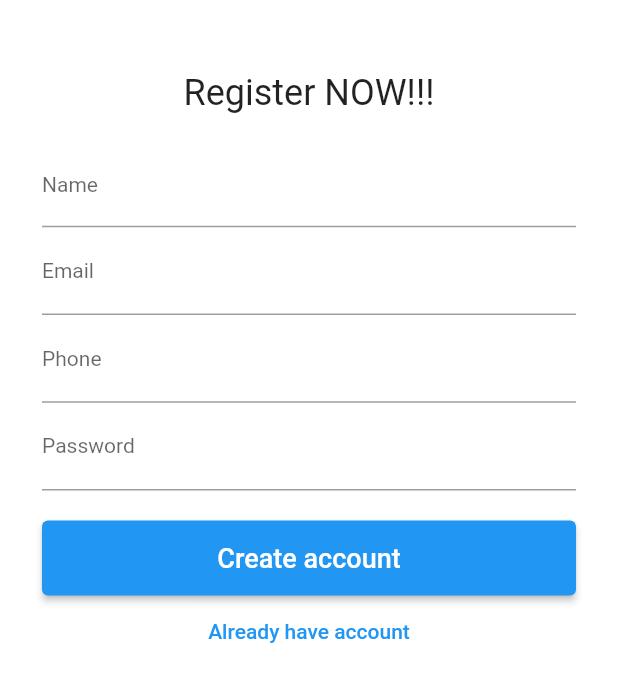
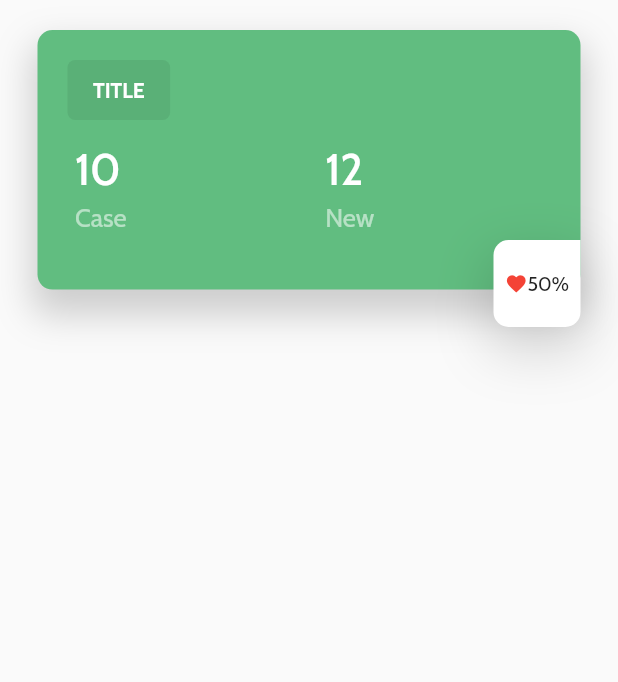
Before and after one commit to dinhkhanh412/minathon, a Flutter app: the screen it shows after launch, on a phone screen of 412 x 824 dp. Shown: the top 682 px of the screen. Run offline on Flutter 3.47's test engine with Material 2 defaults, Android fonts, the phone set to English and light mode, and no system bars; our stand-ins replace firebase_auth, firebase_core, firebase_database, flutter_bloc, fluttertoast, google_fonts; missing offline and left inert: responsive_screen; accounts and stored records are empty; Roboto replaces fonts that are missing (Brand Bold).

Commit message:
Add info card

```diff
--- a/lib/main.dart
+++ b/lib/main.dart
@@ -1,7 +1,7 @@
 import 'package:firebase_core/firebase_core.dart';
 import 'package:firebase_database/firebase_database.dart';
 import 'package:flutter/material.dart';
-import 'package:minathon/screens/wrapper.dart';
+import 'package:minathon/screens/home/homeScreen.dart';
 import 'package:minathon/screens/regisScreen.dart';
 
 void main() async {
@@ -16,7 +16,7 @@ class MyApp extends StatelessWidget {
   @override
   Widget build(BuildContext context) {
     return MaterialApp(
-      home: RegisScreen(),
+      home: HomeScreen(),
     );
   }
 }
--- /dev/null
+++ b/lib/screens/home/homeScreen.dart
@@ -0,0 +1,40 @@
+import 'dart:async';
+
+import 'package:minathon/theme/color/light_color.dart';
+import 'package:flutter/material.dart';
+import 'package:flutter_bloc/flutter_bloc.dart';
+// import 'package:flutter_spinkit/flutter_spinkit.dart';
+import 'package:google_fonts/google_fonts.dart';
+import 'package:minathon/widgets/infoCard.dart';
+import 'package:responsive_screen/responsive_screen.dart';
+
+class HomeScreen extends StatefulWidget {
+  @override
+  _HomeScreenState createState() => _HomeScreenState();
+}
+
+class _HomeScreenState extends State<HomeScreen> {
+  @override
+  Widget build(BuildContext context) {
+    // TODO: implement build
+    return Scaffold(
+        body: SingleChildScrollView(
+      child: Column(
+        children: [
+          SizedBox(height: 20),
+          InfoCard(
+              cardTitle: "Title",
+              caseTitle: "Case",
+              currentData: 10,
+              newData: 12,
+              percentChange: 50,
+              icon: Icon(
+                Icons.favorite,
+                color: Colors.red,
+              ),
+              color: Colors.blue[20])
+        ],
+      ),
+    ));
+  }
+}
--- a/lib/screens/regisScreen.dart
+++ b/lib/screens/regisScreen.dart
@@ -4,7 +4,6 @@ import 'package:flutter/material.dart';
 import 'package:fluttertoast/fluttertoast.dart';
 import 'package:minathon/main.dart';
 import 'package:minathon/screens/loginScreen.dart';
-import 'package:minathon/screens/wrapper.dart';
 
 // ignore: must_be_immutable
 class RegisScreen extends StatelessWidget {
@@ -168,7 +167,9 @@ class RegisScreen extends StatelessWidget {
         "phone": phoneTextEditingController.text.trim(),
       };
       userRef.child(user.uid).set(userDataMap);
-      displayToastMessage("Success create", context);
+      displayToastMessage("Success create, login to continue", context);
+      Navigator.pushAndRemoveUntil(
+          context, MaterialPageRoute(builder: (context) => LoginScreen()), (route) => false);
     } else {
       displayToastMessage('Cannot create user', context);
     }
--- a/lib/users/user.dart
+++ /dev/null
@@ -1,5 +0,0 @@
-class UserC {
-  final String uid;
-
-  UserC({this.uid});
-}
--- /dev/null
+++ b/lib/utils/margin.dart
@@ -0,0 +1,25 @@
+import 'package:flutter/material.dart';
+
+class XMargin extends StatelessWidget {
+  final double x;
+  const XMargin(this.x);
+  @override
+  Widget build(BuildContext context) {
+    return SizedBox(width: x);
+  }
+}
+
+class YMargin extends StatelessWidget {
+  final double y;
+  const YMargin(this.y);
+  @override
+  Widget build(BuildContext context) {
+    return SizedBox(height: y);
+  }
+}
+
+double screenHeight(BuildContext context, {double percent = 1}) =>
+    MediaQuery.of(context).size.height * percent;
+
+double screenWidth(BuildContext context, {double percent = 1}) =>
+    MediaQuery.of(context).size.width * percent;
--- /dev/null
+++ b/lib/widgets/infoCard.dart
@@ -0,0 +1,183 @@
+import 'package:minathon/theme/color/light_color.dart';
+import 'package:minathon/utils/margin.dart';
+import 'package:flutter/material.dart';
+import 'package:google_fonts/google_fonts.dart';
+import 'package:intl/intl.dart';
+
+class InfoCard extends StatelessWidget {
+  final String cardTitle;
+  final String caseTitle;
+  final int currentData;
+  final int newData;
+  final double percentChange;
+  final Icon icon;
+  final Color color;
+  final Color cardColor;
+
+  const InfoCard(
+      {Key key,
+      @required this.cardTitle,
+      @required this.caseTitle,
+      @required this.currentData,
+      @required this.newData,
+      @required this.percentChange,
+      this.icon,
+      this.cardColor = CardColors.green,
+      @required this.color})
+      : super(key: key);
+  @override
+  Widget build(BuildContext context) {
+    final formatter = new NumberFormat("#,###");
+
+    return Stack(
+      children: <Widget>[
+        Container(
+          child: Column(
+            children: <Widget>[
+              Container(
+                width: screenWidth(context),
+                height: screenHeight(context, percent: 0.21),
+                margin: EdgeInsets.symmetric(horizontal: 25),
+                padding: EdgeInsets.all(5),
+                decoration: BoxDecoration(
+                  color: cardColor,
+                  borderRadius: BorderRadius.circular(10),
+                  boxShadow: [
+                    BoxShadow(
+                        color: Colors.black.withOpacity(0.18),
+                        blurRadius: 20,
+                        spreadRadius: 3.5,
+                        offset: Offset(0, 13)),
+                  ],
+                ),
+                child: Column(
+                  crossAxisAlignment: CrossAxisAlignment.start,
+                  children: <Widget>[
+                    Row(
+                      children: <Widget>[
+                        Container(
+                          height: 40,
+                          margin: EdgeInsets.all(15),
+                          padding: EdgeInsets.symmetric(vertical: 5, horizontal: 17),
+                          alignment: Alignment.center,
+                          decoration: BoxDecoration(
+                              color: CardColors.transparentBlack,
+                              borderRadius: BorderRadius.circular(5)),
+                          child: RichText(
+                              text: TextSpan(
+                            text: "$cardTitle".toUpperCase(),
+                            style: GoogleFonts.cabin(
+                              textStyle:
+                                  TextStyle(color: Colors.white, fontWeight: FontWeight.bold),
+                            ),
+                          )),
+                        ),
+                      ],
+                    ),
+                    Padding(
+                      padding: const EdgeInsets.only(left: 20),
+                      child: Row(
+                        children: <Widget>[
+                          Column(
+                            crossAxisAlignment: CrossAxisAlignment.start,
+                            children: <Widget>[
+                              Text(
+                                currentData != null ? formatter.format(currentData) : '-',
+                                style: GoogleFonts.cabin(
+                                  textStyle: TextStyle(
+                                      color: Colors.white,
+                                      fontWeight: FontWeight.w500,
+                                      fontSize: 29),
+                                ),
+                              ),
+                              const YMargin(5),
+                              Text(
+                                caseTitle ?? "",
+                                style: GoogleFonts.cabin(
+                                  textStyle: TextStyle(
+                                      color: Colors.white54,
+                                      fontWeight: FontWeight.w300,
+                                      fontSize: 17),
+                                ),
+                              ),
+                            ],
+                          ),
+                          Spacer(),
+                          Column(
+                            crossAxisAlignment: CrossAxisAlignment.start,
+                            children: <Widget>[
+                              Text(
+                                newData != null ? formatter.format(newData) : '-',
+                                style: GoogleFonts.cabin(
+                                  textStyle: TextStyle(
+                                      color: Colors.white,
+                                      fontWeight: FontWeight.w500,
+                                      fontSize: 29),
+                                ),
+                              ),
+                              const YMargin(5),
+                              Text(
+                                "New",
+                                style: GoogleFonts.cabin(
+                                  textStyle: TextStyle(
+                                      color: Colors.white54,
+                                      fontWeight: FontWeight.w300,
+                                      fontSize: 17),
+                                ),
+                              ),
+                            ],
+                          ),
+                          Spacer(),
+                        ],
+                      ),
+                    )
+                  ],
+                ),
+              )
+            ],
+          ),
+        ),
+        Align(
+          alignment: Alignment.bottomRight,
+          child: Column(
+            children: <Widget>[
+              const YMargin(115),
+              Container(
+                width: 58,
+                height: 58,
+                margin: EdgeInsets.all(25),
+                decoration: BoxDecoration(
+                  color: Colors.white,
+                  borderRadius: BorderRadius.only(
+                      topLeft: Radius.circular(10),
+                      bottomLeft: Radius.circular(10),
+                      bottomRight: Radius.circular(10)),
+                  boxShadow: [
+                    BoxShadow(
+                        color: Colors.black.withOpacity(0.15),
+                        blurRadius: 30,
+                        spreadRadius: 3.5,
+                        offset: Offset(0, 13)),
+                  ],
+                ),
+                child: Row(
+                  mainAxisAlignment: MainAxisAlignment.center,
+                  children: <Widget>[
+                    Icon(icon.icon, color: icon.color, size: 15),
+                    Text(
+                      "${percentChange.round()}%",
+                      style: GoogleFonts.cabin(
+                        textStyle:
+                            TextStyle(color: color, fontWeight: FontWeight.w300, fontSize: 13),
+                      ),
+                    ),
+                  ],
+                ),
+              ),
+            ],
+          ),
+        )
+      ],
+    );
+  }
+}
--- a/pubspec.yaml
+++ b/pubspec.yaml
@@ -28,7 +28,10 @@ dependencies:
   firebase_auth: ^0.20.1
   flutter_bloc: ^6.1.3
   fluttertoast: ^7.1.1
-
+  google_fonts: 1.1.2
+  responsive_screen: ^1.0.0
+  url_launcher: ^5.7.10
+  shared_preferences: ^0.5.6+2
 
   # The following adds the Cupertino Icons font to your application.
   # Use with the CupertinoIcons class for iOS style icons.
```
Also changed, not shown: lib/screens/authenticate/authenticate.dart (deleted, +0 -16 lines), lib/screens/authenticate/sign_in.dart (deleted, +0 -40 lines), lib/screens/home/home.dart (deleted, +0 -10 lines), lib/screens/wrapper.dart (deleted, +0 -15 lines), lib/services/auth.dart (deleted, +0 -23 lines), lib/theme/color/light_color.dart (added, +47 -0 lines), lib/theme/theme.dart (added, +56 -0 lines), pubspec.lock.
